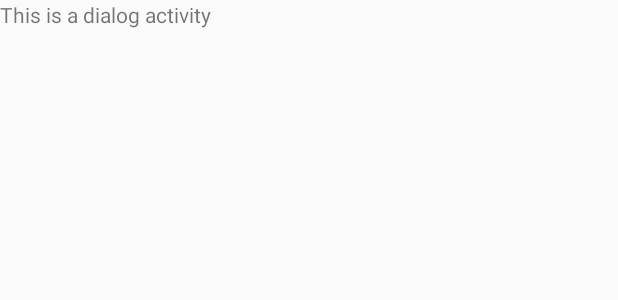
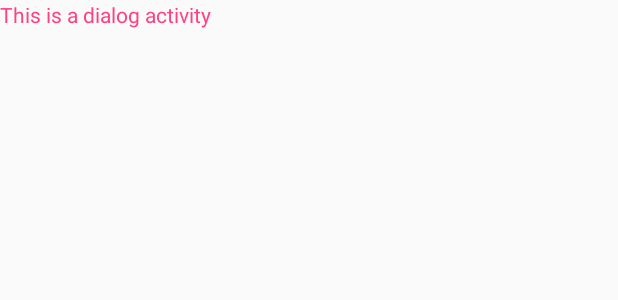
Before and after one commit to a-wander/Android_FLC, an Android app: the layout dialog_layout.xml on its own in the app's theme, with its tools: preview values and no code run, on a phone screen of 412 x 824 dp. Shown: the top 300 px of the screen. Run offline under Robolectric (Android 15) with nearby library versions, the phone set to English and light mode, and no system bars.

Commit message:
调试生命周期代码及dialog类型activity

```diff
--- a/ActivityLifeCycleTest/app/src/main/AndroidManifest.xml
+++ b/ActivityLifeCycleTest/app/src/main/AndroidManifest.xml
@@ -17,7 +17,7 @@
         </activity>
         <activity android:name=".NormalActivity" />
         <activity android:name=".DialogActivity"
-            android:theme="@android:style/Theme.Dialog"></activity>
+            android:theme="@style/Theme.AppCompat.Dialog"></activity>
     </application>
 
 </manifest>
--- a/ActivityLifeCycleTest/app/src/main/java/com/zhangyong/activitylifecycletest/DialogActivity.java
+++ b/ActivityLifeCycleTest/app/src/main/java/com/zhangyong/activitylifecycletest/DialogActivity.java
@@ -1,9 +1,10 @@
 package com.zhangyong.activitylifecycletest;
 
+import android.app.Activity;
 import android.support.v7.app.AppCompatActivity;
 import android.os.Bundle;
 
-public class DialogActivity extends AppCompatActivity {
+public class DialogActivity extends Activity {
 
     @Override
     protected void onCreate(Bundle savedInstanceState) {
--- a/ActivityLifeCycleTest/app/src/main/res/layout/dialog_layout.xml
+++ b/ActivityLifeCycleTest/app/src/main/res/layout/dialog_layout.xml
@@ -10,6 +10,7 @@
     <TextView
         android:layout_width="match_parent"
         android:layout_height="wrap_content"
-        android:text="This is a dialog activity" />
+        android:text="This is a dialog activity"
+        android:textColor="@color/colorAccent"/>
 
 </LinearLayout>
```
Also changed, not shown: ActivityLifeCycleTest/app/src/main/java/com/zhangyong/activitylifecycletest/MainActivity.java (+22 -0 lines).
